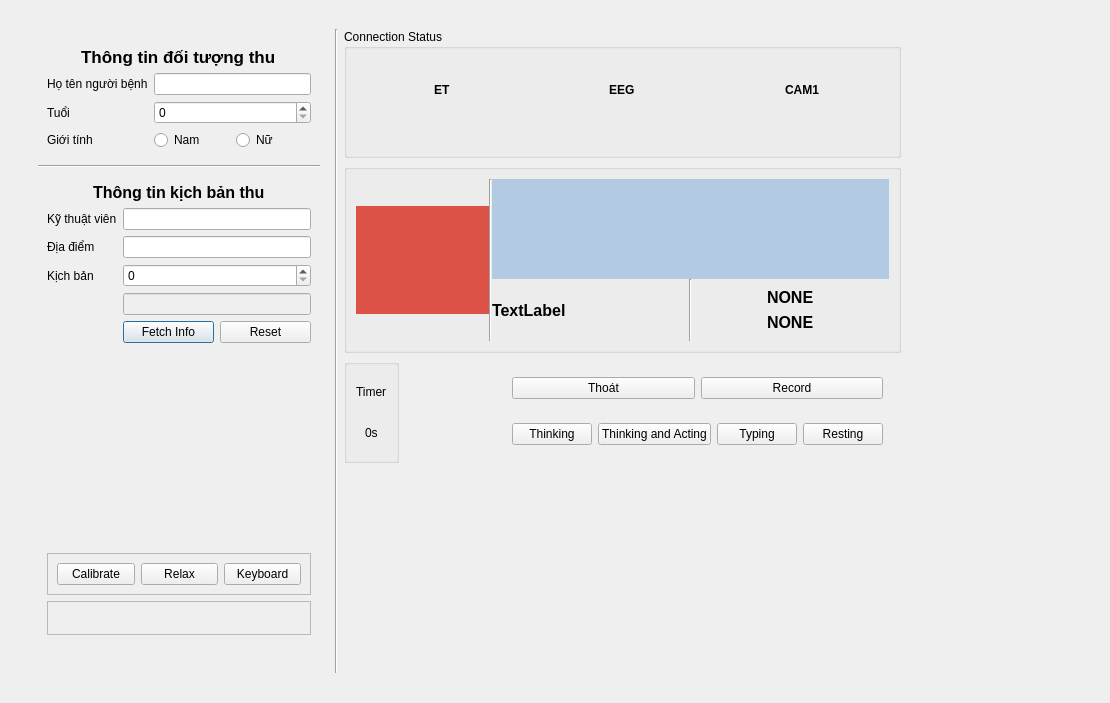
dangkh/UIDataCollection, file UiFiles/createSample.ui: the form before one commit.
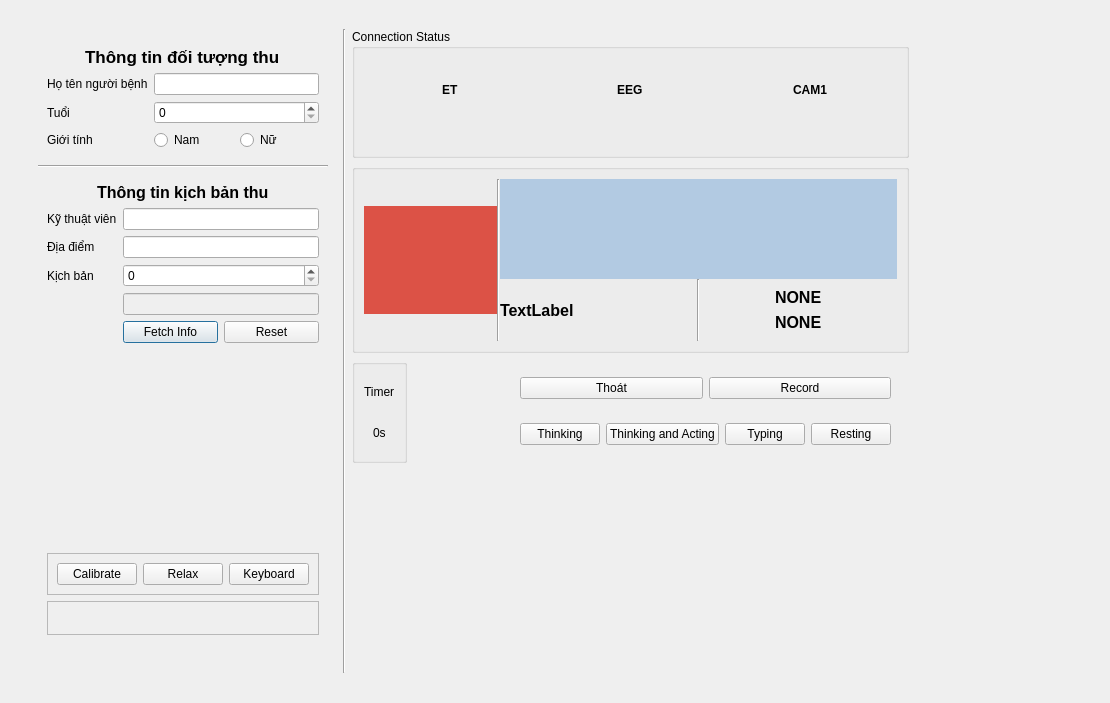
The form after the commit. Icons and pictures are not drawn.

Commit message: reset maxwidth

```diff
--- a/UiFiles/createSample.ui
+++ b/UiFiles/createSample.ui
@@ -39,7 +39,7 @@
         <widget class="QFrame" name="frame">
          <property name="maximumSize">
           <size>
-           <width>300</width>
+           <width>16777215</width>
            <height>16777215</height>
           </size>
          </property>
```
